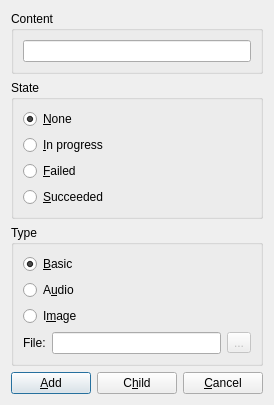
First picture: the form in sources/windows/ItemDialog.ui, repository ViviCoder/GM-Assistant, before the edit.
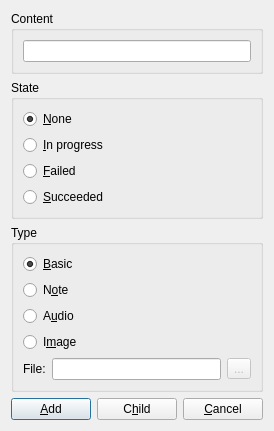
Second picture: the form after the edit. Icons and pictures are not drawn.

Commit message: Note item now visible (but not yet editable)

Patch:
```diff
--- a/sources/windows/ItemDialog.ui
+++ b/sources/windows/ItemDialog.ui
@@ -10,7 +10,7 @@
     <x>0</x>
     <y>0</y>
     <width>325</width>
-    <height>483</height>
+    <height>487</height>
    </rect>
   </property>
   <property name="windowTitle">
@@ -111,6 +111,17 @@
         </property>
        </widget>
       </item>
+      <item>
+       <widget class="QRadioButton" name="radioNote">
+        <property name="text">
+         <string>N&amp;ote</string>
+        </property>
+        <property name="icon">
+         <iconset resource="../../ressource.qrc">
+          <normaloff>:/data/images/text.svg</normaloff>:/data/images/text.svg</iconset>
+        </property>
+       </widget>
+      </item>
       <item>
        <widget class="QRadioButton" name="radioSound">
         <property name="text">
```
The commit also changes 8 other files.
